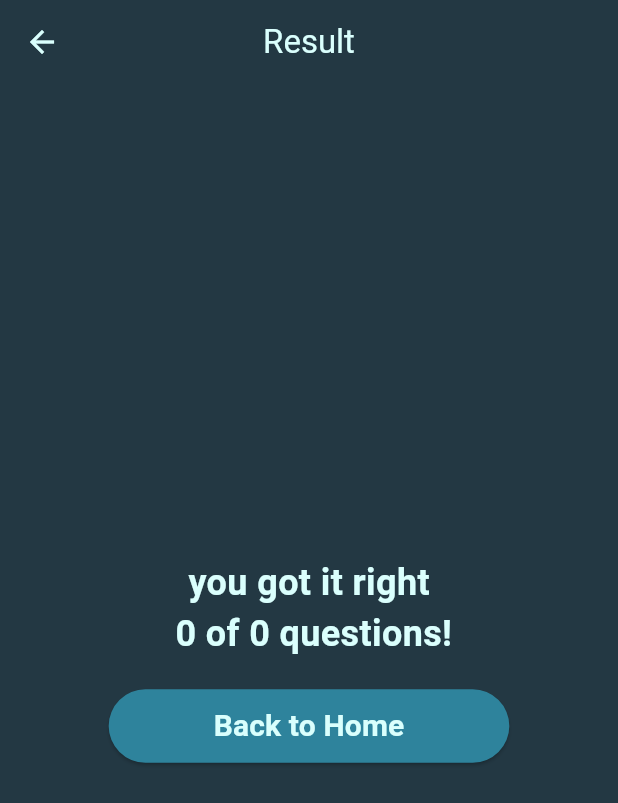
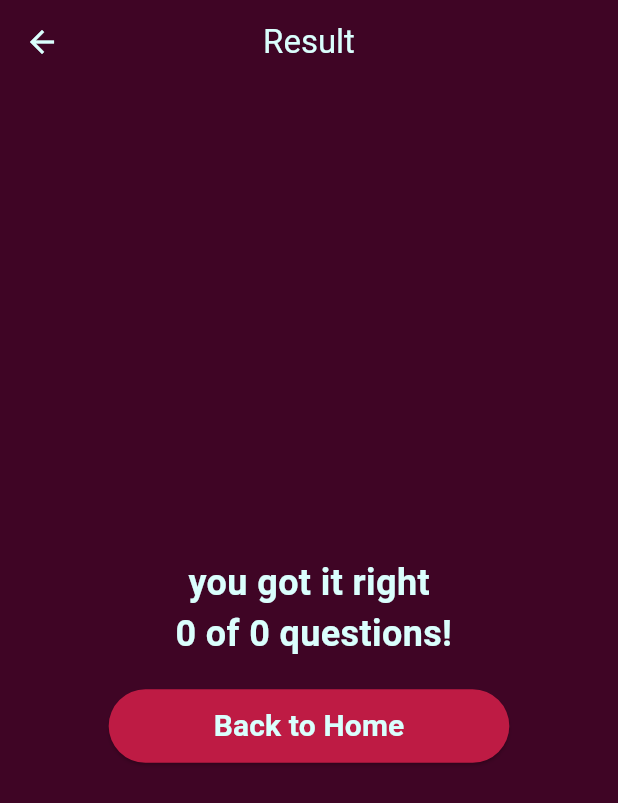
Before and after one commit to Julianafrego/intelecto_quiz, a Flutter app: the ResultScreen screen opened directly, on a phone screen of 412 x 824 dp. Shown: the top 803 px of the screen. Run offline on Flutter 3.47's test engine with Material 3 defaults, Android fonts, the phone set to English and light mode, and no system bars; network calls fail.

Commit message:
style: changing the color name "blue" to "rose" and changing colors

```diff
--- a/lib/core/app_theme.dart
+++ b/lib/core/app_theme.dart
@@ -3,12 +3,12 @@ import 'package:intelecto_quiz/core/system_colors.dart';
 class AppTheme {
   static ThemeData get theme {
     return ThemeData(
-      scaffoldBackgroundColor: SystemColors.blue3,
+      scaffoldBackgroundColor: SystemColors.rose3,
       primarySwatch: Colors.blue,
 
 
       appBarTheme: const AppBarTheme(
-        backgroundColor: SystemColors.blue3,
+        backgroundColor: SystemColors.rose3,
         centerTitle: true,
         foregroundColor: SystemColors.white,
       ),
--- a/lib/core/system_colors.dart
+++ b/lib/core/system_colors.dart
@@ -2,10 +2,10 @@ import 'package:flutter/material.dart';
 
 class SystemColors {
   static const Color white = Color.fromRGBO(218, 255, 253, 1);
-  static const Color white2 = Color.fromRGBO(179, 215, 221, 1);
-  static const Color blue1 = Color.fromRGBO(46, 131, 156, 1);
-  static const Color blue2 = Color.fromRGBO(54, 91, 109, 1);
-  static const Color blue3 = Color.fromRGBO(35, 56, 67, 1);
+  static const Color white2 = Color.fromRGBO(255, 255, 255, 1);
+  static const Color rose1 = Color.fromRGBO(190, 27, 68, 1);
+  static const Color rose2 = Color.fromRGBO(114, 27, 56, 1);
+  static const Color rose3 = Color.fromRGBO(63, 5, 37, 1);
   static const Color red = Color.fromRGBO(198, 7, 17, 1);
   static const Color green = Color.fromRGBO(0, 128, 0, 1);
   static const Color green2 = Color.fromRGBO(97, 209, 116, 1);
--- a/lib/presentation/widgets/home/category_selection.dart
+++ b/lib/presentation/widgets/home/category_selection.dart
@@ -34,7 +34,7 @@ class _CategorySelectionState extends State<CategorySelection> {
         fontSize: 18,
         color: SystemColors.white,
       ),
-      dropdownColor: SystemColors.blue3,
+      dropdownColor: SystemColors.rose3,
       hint: Text(
         optionSelected,
         style: const TextStyle(
--- a/lib/presentation/widgets/home/initial_button.dart
+++ b/lib/presentation/widgets/home/initial_button.dart
@@ -13,7 +13,7 @@ class InitialButton extends StatelessWidget {
     return ElevatedButton(
               style: ButtonStyle(
                 padding: MaterialStateProperty.all(const EdgeInsets.symmetric(horizontal: 70, vertical: 16)),
-                backgroundColor: MaterialStateProperty.all(SystemColors.blue1),
+                backgroundColor: MaterialStateProperty.all(SystemColors.rose1),
               ),
               onPressed: () {
                 // Navega para a tela de quiz com as seleções do usuário
--- a/lib/presentation/widgets/quiz/next_question_button.dart
+++ b/lib/presentation/widgets/quiz/next_question_button.dart
@@ -22,7 +22,7 @@ class NextQuestionButton extends StatelessWidget {
       style: ButtonStyle(
         padding: MaterialStateProperty.all(
             const EdgeInsets.symmetric(horizontal: 70, vertical: 10)),
-        backgroundColor: MaterialStateProperty.all(SystemColors.blue1),
+        backgroundColor: MaterialStateProperty.all(SystemColors.rose1),
       ),
       onPressed: () {
         quizController.goToNextQuestion(
--- a/lib/presentation/widgets/result/return_home_button.dart
+++ b/lib/presentation/widgets/result/return_home_button.dart
@@ -11,7 +11,7 @@ class ReturnHomeButton extends StatelessWidget {
       style: ButtonStyle(
         padding: MaterialStateProperty.all(
             const EdgeInsets.symmetric(horizontal: 70, vertical: 10)),
-        backgroundColor: MaterialStateProperty.all(SystemColors.blue1),
+        backgroundColor: MaterialStateProperty.all(SystemColors.rose1),
       ),
       onPressed: () {
         // Navega para a tela inicial
```
